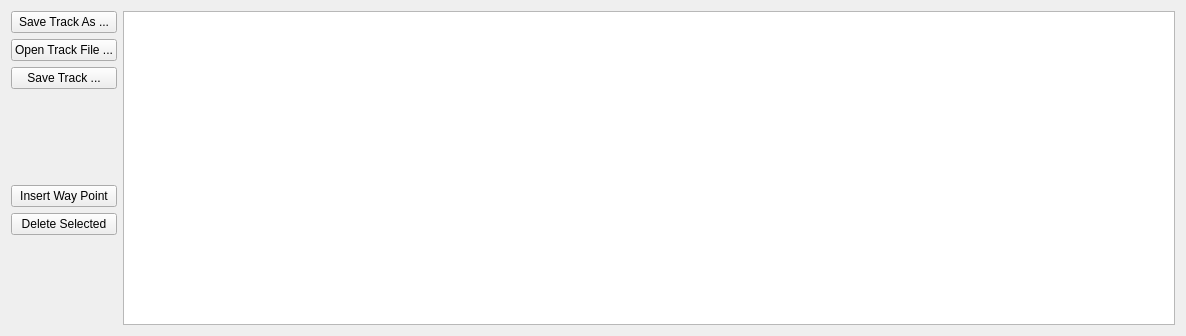
Above: src/data/waypoints/waypointstableview.ui from chrismile/met.3d before the change. Below: the same form after it.
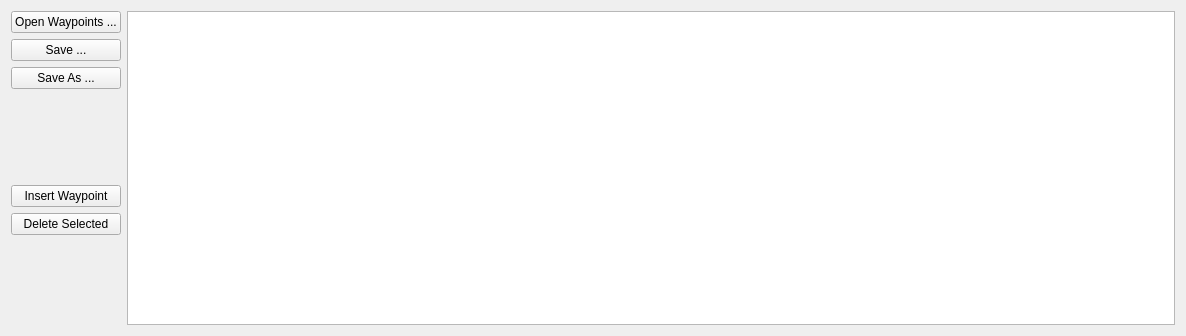
That is the form after the change.

Commit message: saving waypoints to (flight track) file: user confirmation is now needed when saving track to existing file

```diff
--- a/src/data/waypoints/waypointstableview.ui
+++ b/src/data/waypoints/waypointstableview.ui
@@ -16,24 +16,24 @@
   <layout class="QHBoxLayout" name="horizontalLayout">
    <item>
     <layout class="QVBoxLayout" name="verticalLayout">
-     <item>
-      <widget class="QPushButton" name="pushButton_2">
-       <property name="text">
-        <string>Save Track As ...</string>
-       </property>
-      </widget>
-     </item>
      <item>
       <widget class="QPushButton" name="pushButton_3">
        <property name="text">
-        <string>Open Track File ...</string>
+        <string>Open Waypoints ...</string>
        </property>
       </widget>
      </item>
      <item>
       <widget class="QPushButton" name="saveTrack">
        <property name="text">
-        <string>Save Track ...</string>
+        <string>Save ...</string>
+       </property>
+      </widget>
+     </item>
+     <item>
+      <widget class="QPushButton" name="pushButton_2">
+       <property name="text">
+        <string>Save As ...</string>
        </property>
       </widget>
      </item>
@@ -53,7 +53,7 @@
      <item>
       <widget class="QPushButton" name="pushButton">
        <property name="text">
-        <string>Insert Way Point</string>
+        <string>Insert Waypoint</string>
        </property>
       </widget>
      </item>
```
The commit also changes 3 other files.
